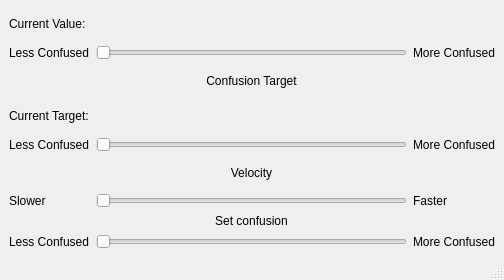
First picture: the form in baxter_screen_writer/src/baxter_screen_writer/animator.ui, repository h2r/baxter_h2r_packages, before the edit.
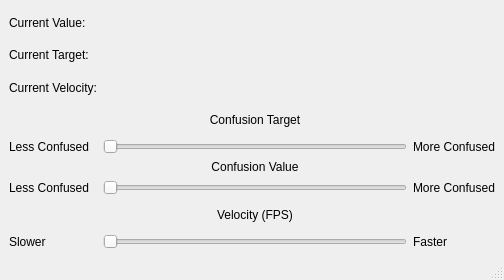
Second picture: the form after the edit.

What changed in the file:
```diff
--- a/baxter_screen_writer/src/baxter_screen_writer/animator.ui
+++ b/baxter_screen_writer/src/baxter_screen_writer/animator.ui
@@ -15,20 +15,6 @@
   </property>
   <widget class="QWidget" name="centralwidget">
    <layout class="QGridLayout" name="gridLayout">
-    <item row="10" column="1">
-     <widget class="QSlider" name="confusionValueSlider">
-      <property name="orientation">
-       <enum>Qt::Horizontal</enum>
-      </property>
-     </widget>
-    </item>
-    <item row="10" column="0">
-     <widget class="QLabel" name="label">
-      <property name="text">
-       <string>Less Confused</string>
-      </property>
-     </widget>
-    </item>
     <item row="0" column="1">
      <widget class="QLabel" name="confusionValueLabel">
       <property name="text">
@@ -36,44 +22,52 @@
       </property>
      </widget>
     </item>
-    <item row="1" column="2">
-     <widget class="QLabel" name="label_12">
-      <property name="text">
-       <string>More Confused</string>
-      </property>
-     </widget>
-    </item>
-    <item row="9" column="1">
-     <widget class="QLabel" name="label_3">
-      <property name="sizePolicy">
-       <sizepolicy hsizetype="Preferred" vsizetype="Fixed">
-        <horstretch>0</horstretch>
-        <verstretch>0</verstretch>
-       </sizepolicy>
-      </property>
-      <property name="text">
-       <string>Set confusion</string>
-      </property>
-      <property name="alignment">
-       <set>Qt::AlignBottom|Qt::AlignHCenter</set>
-      </property>
-     </widget>
-    </item>
-    <item row="10" column="2">
-     <widget class="QLabel" name="label_2">
-      <property name="text">
-       <string>More Confused</string>
-      </property>
-     </widget>
-    </item>
     <item row="1" column="0">
+     <widget class="QLabel" name="label_13">
+      <property name="text">
+       <string>Current Target:</string>
+      </property>
+     </widget>
+    </item>
+    <item row="3" column="1">
      <widget class="QLabel" name="label_10">
       <property name="text">
-       <string>Less Confused</string>
+       <string>Confusion Target</string>
+      </property>
+      <property name="alignment">
+       <set>Qt::AlignCenter</set>
       </property>
      </widget>
     </item>
     <item row="6" column="1">
+     <widget class="QSlider" name="confusionValueSlider">
+      <property name="orientation">
+       <enum>Qt::Horizontal</enum>
+      </property>
+     </widget>
+    </item>
+    <item row="6" column="2">
+     <widget class="QLabel" name="label_2">
+      <property name="text">
+       <string>More Confused</string>
+      </property>
+     </widget>
+    </item>
+    <item row="1" column="1">
+     <widget class="QLabel" name="confusionTargetLabel">
+      <property name="text">
+       <string/>
+      </property>
+     </widget>
+    </item>
+    <item row="6" column="0">
+     <widget class="QLabel" name="label">
+      <property name="text">
+       <string>Less Confused</string>
+      </property>
+     </widget>
+    </item>
+    <item row="8" column="1">
      <widget class="QSlider" name="horizontalSlider_2">
       <property name="orientation">
        <enum>Qt::Horizontal</enum>
@@ -87,6 +81,13 @@
       </property>
      </widget>
     </item>
+    <item row="2" column="0">
+     <widget class="QLabel" name="label_4">
+      <property name="text">
+       <string>Current Velocity:</string>
+      </property>
+     </widget>
+    </item>
     <item row="4" column="0">
      <widget class="QLabel" name="label_5">
       <property name="text">
@@ -94,7 +95,7 @@
       </property>
      </widget>
     </item>
-    <item row="6" column="2">
+    <item row="8" column="2">
      <widget class="QLabel" name="label_8">
       <property name="text">
        <string>Faster</string>
@@ -108,26 +109,6 @@
       </property>
      </widget>
     </item>
-    <item row="2" column="1">
-     <widget class="QLabel" name="label_4">
-      <property name="text">
-       <string>Confusion Target</string>
-      </property>
-      <property name="alignment">
-       <set>Qt::AlignCenter</set>
-      </property>
-     </widget>
-    </item>
-    <item row="1" column="1">
-     <widget class="QSlider" name="currentValueSlider">
-      <property name="enabled">
-       <bool>true</bool>
-      </property>
-      <property name="orientation">
-       <enum>Qt::Horizontal</enum>
-      </property>
-     </widget>
-    </item>
     <item row="4" column="2">
      <widget class="QLabel" name="label_6">
       <property name="text">
@@ -135,34 +116,43 @@
       </property>
      </widget>
     </item>
-    <item row="5" column="1">
+    <item row="7" column="1">
      <widget class="QLabel" name="label_9">
       <property name="text">
-       <string>Velocity</string>
+       <string>Velocity (FPS)</string>
       </property>
       <property name="alignment">
        <set>Qt::AlignCenter</set>
       </property>
      </widget>
     </item>
-    <item row="6" column="0">
+    <item row="8" column="0">
      <widget class="QLabel" name="label_7">
       <property name="text">
        <string>Slower</string>
       </property>
      </widget>
     </item>
-    <item row="3" column="0">
-     <widget class="QLabel" name="label_13">
+    <item row="2" column="1">
+     <widget class="QLabel" name="confusionVelocityLabel">
       <property name="text">
-       <string>Current Target:</string>
+       <string/>
       </property>
      </widget>
     </item>
-    <item row="3" column="1">
-     <widget class="QLabel" name="confusionTargetLabel">
+    <item row="5" column="1">
+     <widget class="QLabel" name="label_3">
+      <property name="sizePolicy">
+       <sizepolicy hsizetype="Preferred" vsizetype="Fixed">
+        <horstretch>0</horstretch>
+        <verstretch>0</verstretch>
+       </sizepolicy>
+      </property>
       <property name="text">
-       <string/>
+       <string>Confusion Value</string>
+      </property>
+      <property name="alignment">
+       <set>Qt::AlignBottom|Qt::AlignHCenter</set>
       </property>
      </widget>
     </item>
```
